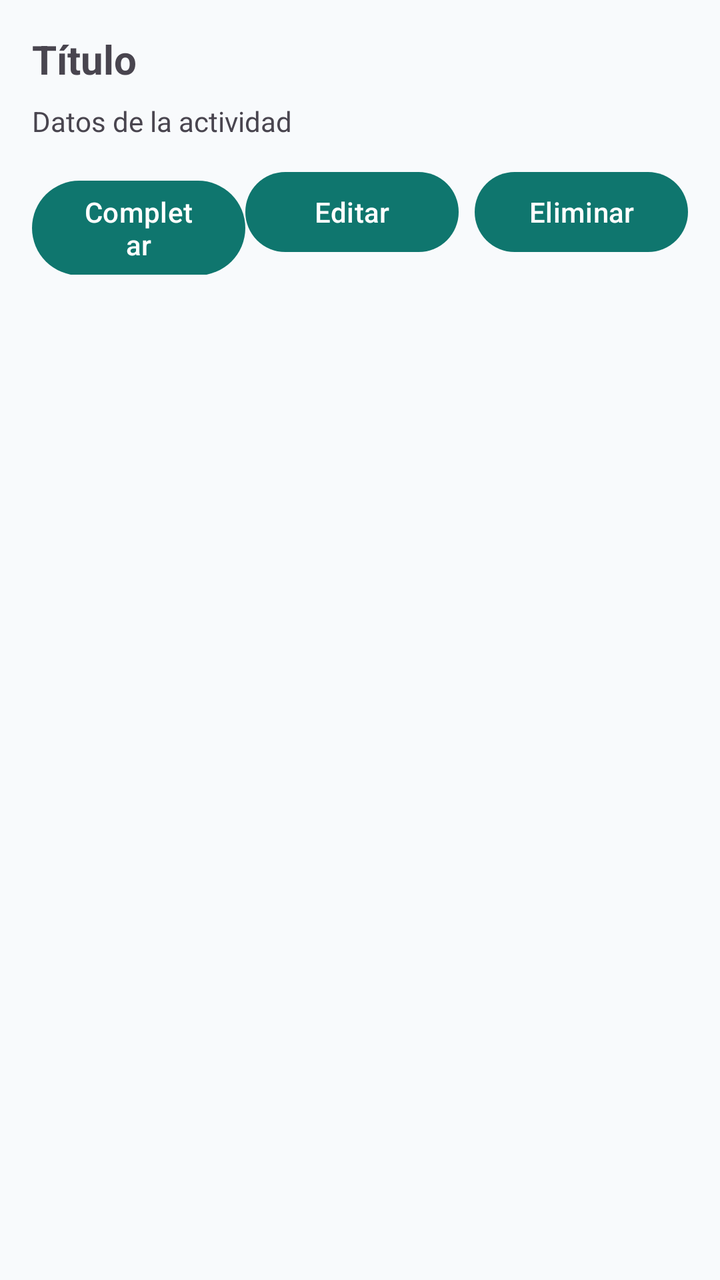
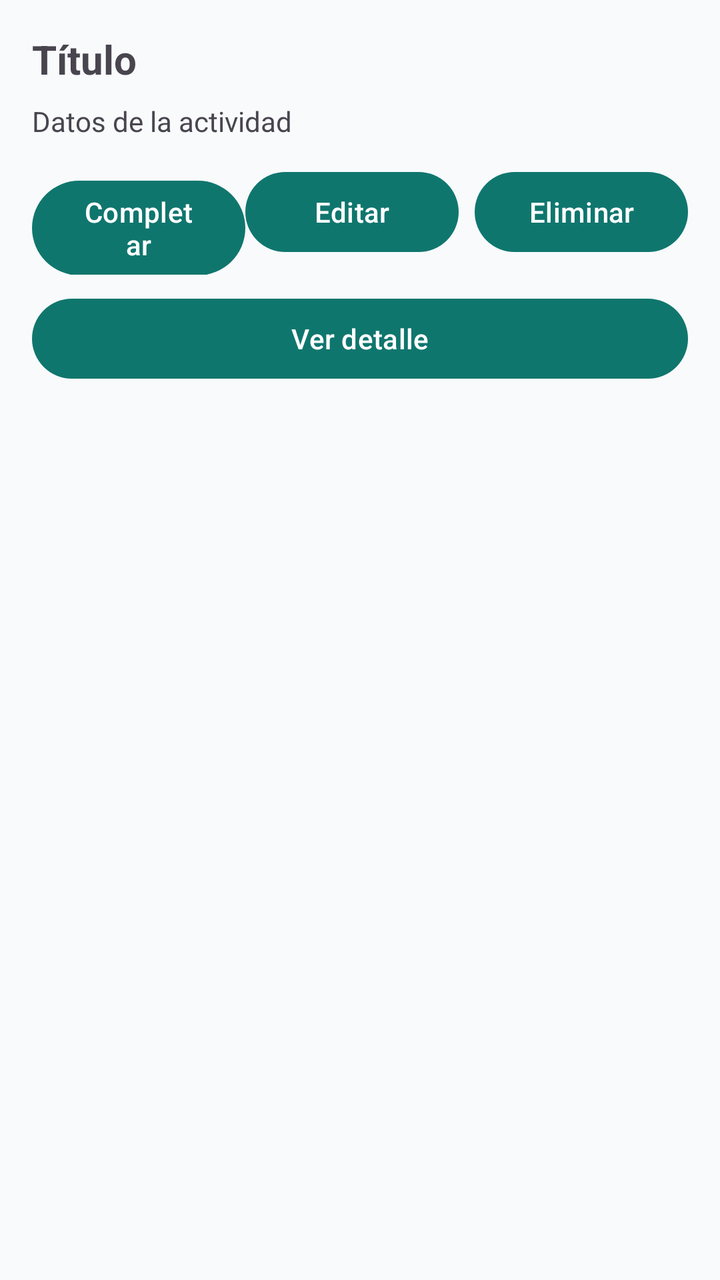

An Android layout rendered at two revisions. The XML below is the earlier revision; the diff shows what the commit changed to produce the second picture.
<!-- AndroidManifest.xml: application theme Theme.OrganizaMe -->
<!-- res/layout/tarjeta_actividad.xml -->
<?xml version="1.0" encoding="utf-8"?>
<LinearLayout xmlns:android="http://schemas.android.com/apk/res/android"
    android:layout_width="match_parent"
    android:layout_height="wrap_content"
    android:layout_marginBottom="16dp"
    android:orientation="vertical"
    android:padding="16dp">

    <TextView
        android:id="@+id/txtTituloActividad"
        android:layout_width="match_parent"
        android:layout_height="wrap_content"
        android:text="Título"
        android:textSize="20sp"
        android:textStyle="bold" />

    <TextView
        android:id="@+id/txtDatosActividad"
        android:layout_width="match_parent"
        android:layout_height="wrap_content"
        android:layout_marginTop="8dp"
        android:text="Datos de la actividad" />

    <LinearLayout
        android:layout_width="match_parent"
        android:layout_height="wrap_content"
        android:layout_marginTop="12dp"
        android:orientation="horizontal">

        <Button
            android:id="@+id/btnCompletarActividad"
            android:layout_width="0dp"
            android:layout_height="wrap_content"
            android:layout_weight="1"
            android:text="Completar" />


        <Button
            android:id="@+id/btnEditarActividad"
            android:layout_width="0dp"
            android:layout_height="wrap_content"
            android:layout_weight="1"
            android:text="Editar" />

        <Button
            android:id="@+id/btnEliminarActividad"
            android:layout_width="0dp"
            android:layout_height="wrap_content"
            android:layout_marginStart="8dp"
            android:layout_weight="1"
            android:text="Eliminar" />

    </LinearLayout>

</LinearLayout>
<!-- resources referenced by this layout -->
<resources>
  <style name="Theme.OrganizaMe" parent="Theme.Material3.DayNight.NoActionBar">
          <item name="colorPrimary">@color/primary</item>
          <item name="colorPrimaryDark">@color/primary_dark</item>
          <item name="colorSecondary">@color/secondary</item>
          <item name="android:windowLightStatusBar">true</item>
          <item name="android:navigationBarColor">@color/background</item>
          <item name="android:windowBackground">@color/background</item>
      </style>
  <color name="primary">#0F766E</color>
  <color name="primary_dark">#134E4A</color>
  <color name="secondary">#2563EB</color>
  <color name="background">#F8FAFC</color>
</resources>

<!-- the commit's change to res/layout/tarjeta_actividad.xml (unified diff, before → after) -->
@@ -52,4 +52,11 @@
 
     </LinearLayout>
 
+    <Button
+        android:id="@+id/btnVerDetalle"
+        android:layout_width="match_parent"
+        android:layout_height="wrap_content"
+        android:layout_marginTop="8dp"
+        android:text="Ver detalle" />
+
 </LinearLayout>
